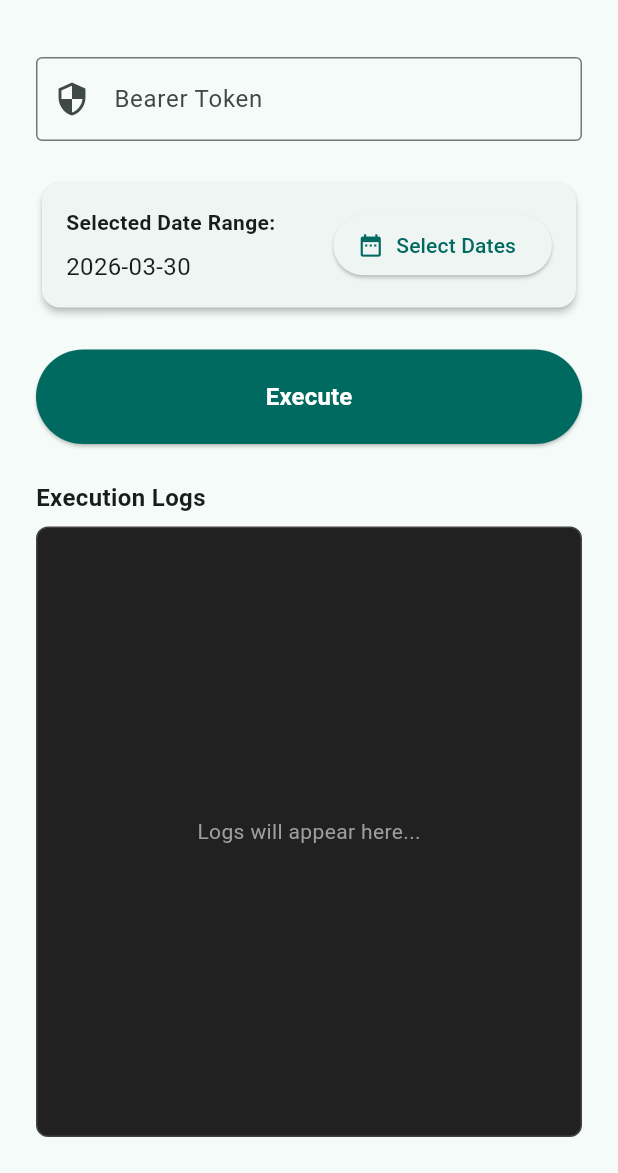
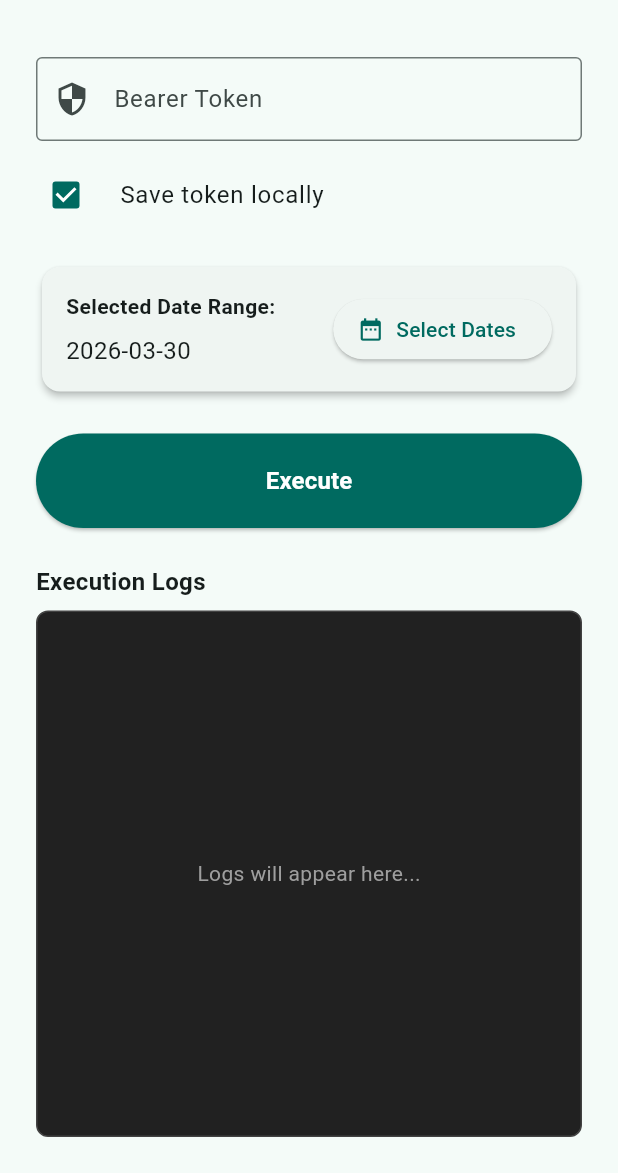
Before and after one commit to PrajwalThapa986/SociarAutomation, a Flutter app: the screen it shows after launch, on a phone screen of 412 x 824 dp, the part 63-1236 px from its top. Run offline on Flutter 3.47's test engine with Material 3 defaults, Android fonts, the phone set to English and light mode, and no system bars; our stand-ins replace dartz, equatable, flutter_bloc, get_it, injectable, shared_preferences.

Commit message:
feat: add optional local token persistence and update network entitlements and check-in times

```diff
--- a/lib/features/attendance/data/datasources/attendance_remote_data_source.dart
+++ b/lib/features/attendance/data/datasources/attendance_remote_data_source.dart
@@ -1,5 +1,4 @@
 import 'package:http/http.dart' as http;
-import '../../../../core/error/failures.dart';
 
 import 'package:injectable/injectable.dart';
 
@@ -35,8 +34,8 @@ class AttendanceRemoteDataSourceImpl implements AttendanceRemoteDataSource {
     // Derive fixed times based on the date being iterated
     // date format from UI: YYYY-MM-DD
     final requestDate = '${date}T18:15:00.000000Z';
-    final checkIn = '${date}T03:15:00.000000Z';
-    final checkOut = '${date}T12:15:00.000000Z';
+    final checkIn = '09:00';
+    final checkOut = '18:00';
 
     // Add form data
     request.fields['request_date'] = requestDate;
--- a/lib/features/attendance/data/datasources/token_local_data_source.dart
+++ b/lib/features/attendance/data/datasources/token_local_data_source.dart
@@ -1,5 +1,4 @@
 import 'package:shared_preferences/shared_preferences.dart';
-import '../../../../core/error/failures.dart';
 
 import 'package:injectable/injectable.dart';
 
--- a/lib/features/attendance/presentation/bloc/attendance_bloc.dart
+++ b/lib/features/attendance/presentation/bloc/attendance_bloc.dart
@@ -33,8 +33,10 @@ class AttendanceBloc extends Bloc<AttendanceEvent, AttendanceState> {
 
   Future<void> _onExecuteAttendance(ExecuteAttendanceEvent event, Emitter<AttendanceState> emit) async {
     // Save token immediately when executing
-    await saveToken(event.token);
-    final previousToken = event.token;
+    if (event.saveTokenLocally) {
+      await saveToken(event.token);
+    }
+    final previousToken = event.saveTokenLocally ? event.token : null;
 
     List<String> currentLogs = ["🚀 Starting execution..."];
     emit(AttendanceRunning(logs: List.from(currentLogs), savedToken: previousToken));
--- a/lib/features/attendance/presentation/bloc/attendance_event.dart
+++ b/lib/features/attendance/presentation/bloc/attendance_event.dart
@@ -13,13 +13,15 @@ class ExecuteAttendanceEvent extends AttendanceEvent {
   final String token;
   final DateTime startDate;
   final DateTime endDate;
+  final bool saveTokenLocally;
 
   const ExecuteAttendanceEvent({
     required this.token,
     required this.startDate,
     required this.endDate,
+    this.saveTokenLocally = true,
   });
 
   @override
-  List<Object> get props => [token, startDate, endDate];
+  List<Object> get props => [token, startDate, endDate, saveTokenLocally];
 }
--- a/lib/features/attendance/presentation/pages/automator_screen.dart
+++ b/lib/features/attendance/presentation/pages/automator_screen.dart
@@ -15,6 +15,7 @@ class _AutomatorScreenState extends State<AutomatorScreen> {
   final TextEditingController _tokenController = TextEditingController();
   final ScrollController _scrollController = ScrollController();
   DateTimeRange? _selectedDateRange;
+  bool _saveTokenLocally = true;
 
   @override
   void initState() {
@@ -113,7 +114,19 @@ class _AutomatorScreenState extends State<AutomatorScreen> {
                   obscureText: true,
                   enabled: !isRunning,
                 ),
-                const SizedBox(height: 24),
+                const SizedBox(height: 8),
+                CheckboxListTile(
+                  title: const Text("Save token locally"),
+                  value: _saveTokenLocally,
+                  onChanged: isRunning ? null : (val) {
+                    setState(() {
+                      _saveTokenLocally = val ?? true;
+                    });
+                  },
+                  controlAffinity: ListTileControlAffinity.leading,
+                  contentPadding: EdgeInsets.zero,
+                ),
+                const SizedBox(height: 16),
 
                 // Date Selection
                 Card(
@@ -173,6 +186,7 @@ class _AutomatorScreenState extends State<AutomatorScreen> {
                                   token: token,
                                   startDate: _selectedDateRange!.start,
                                   endDate: _selectedDateRange!.end,
+                                  saveTokenLocally: _saveTokenLocally,
                                 ),
                               );
                         },
```
Also changed, not shown: 2 other files.
